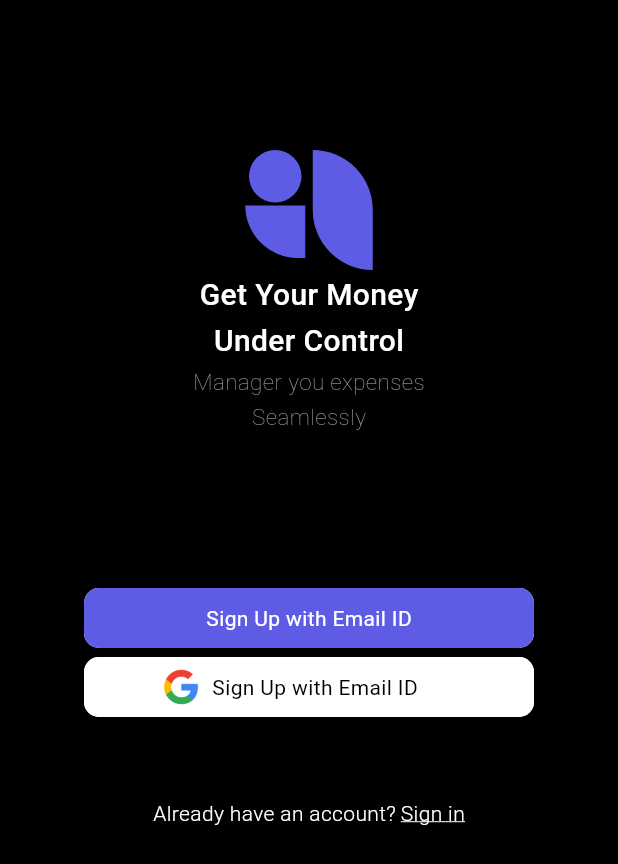
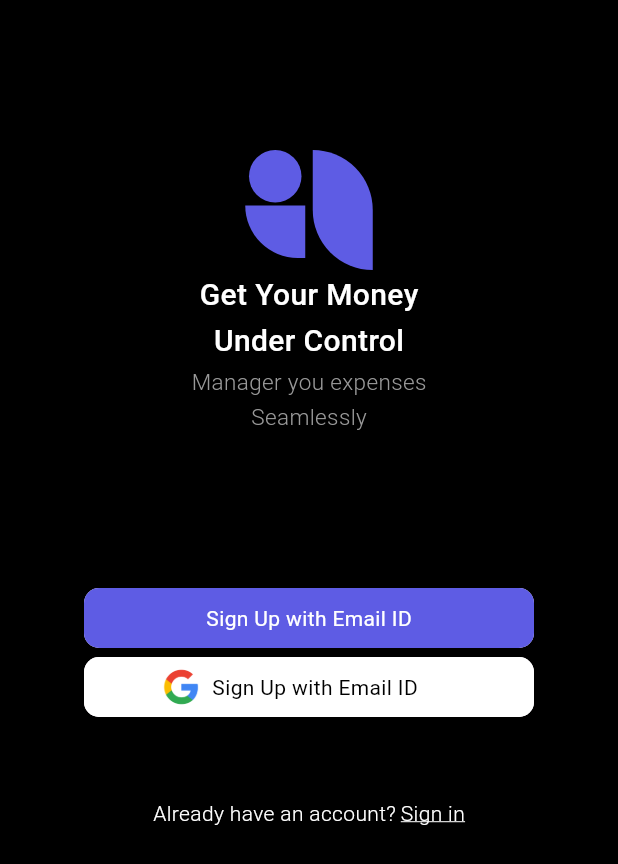
Before and after one commit to devJunr/finances-manager-frontend, a Flutter app: the screen it shows after launch, on a phone screen of 412 x 824 dp. Shown: the top 864 px of the screen. Run offline on Flutter 3.47's test engine with Material 3 defaults, Android fonts, the phone set to English and light mode, and no system bars.

Commit message:
feat: Troca o peso da frase: Manager you expenses

```diff
--- a/lib/main.dart
+++ b/lib/main.dart
@@ -88,7 +88,7 @@
                       style: TextStyle(
                         color: const Color.fromARGB(255, 153, 153, 153),
                         fontSize: 15,
-                        fontWeight: FontWeight.w100,
+                        fontWeight: FontWeight.w300,
                       ),
                     ),
                     Text(
@@ -96,7 +96,7 @@
                       style: TextStyle(
                         color: const Color.fromARGB(255, 153, 153, 153),
                         fontSize: 15,
-                        fontWeight: FontWeight.w100,
+                        fontWeight: FontWeight.w300,
                       ),
                     ),
 
```
